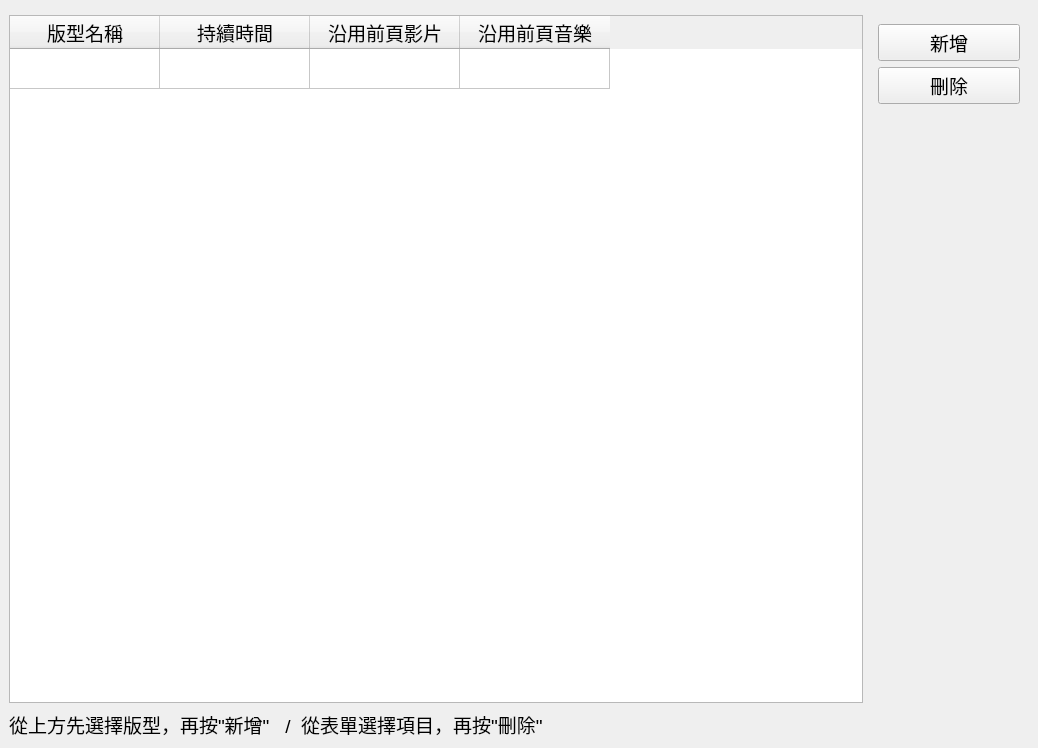
This is src/ActiveManager/LayerSchedule.ui in roger0816/BoardT as Qt 5 draws it before an edit. The edited form follows.
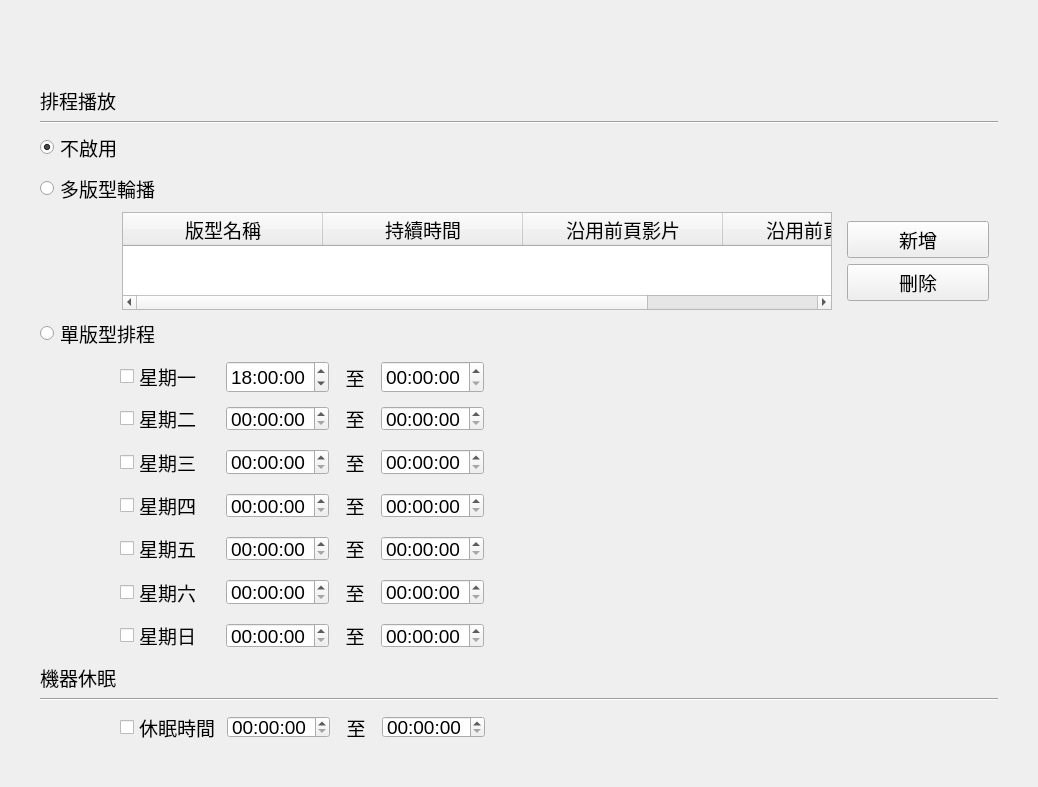
This is the edited form.

```diff
--- a/src/ActiveManager/LayerSchedule.ui
+++ b/src/ActiveManager/LayerSchedule.ui
@@ -27,135 +27,956 @@
     <number>0</number>
    </property>
    <item row="0" column="0">
-    <widget class="QWidget" name="wBg" native="true">
+    <widget class="QStackedWidget" name="wBg">
      <property name="font">
       <font>
        <pointsize>14</pointsize>
       </font>
      </property>
-     <layout class="QGridLayout" name="gridLayout_2">
-      <item row="1" column="0">
-       <widget class="QTableWidget" name="tableWidget">
-        <property name="font">
-         <font>
-          <family>Arial</family>
-          <pointsize>14</pointsize>
-          <weight>50</weight>
-          <italic>false</italic>
-          <bold>false</bold>
-         </font>
-        </property>
-        <property name="styleSheet">
-         <string notr="true">font: 14pt &quot;Arial&quot;;</string>
-        </property>
-        <attribute name="horizontalHeaderVisible">
-         <bool>true</bool>
-        </attribute>
-        <attribute name="horizontalHeaderDefaultSectionSize">
-         <number>150</number>
-        </attribute>
-        <attribute name="verticalHeaderVisible">
-         <bool>false</bool>
-        </attribute>
-        <attribute name="verticalHeaderDefaultSectionSize">
-         <number>40</number>
-        </attribute>
-        <row>
+     <widget class="QWidget" name="wBgPage1" native="true">
+      <layout class="QGridLayout" name="gridLayout_2">
+       <property name="leftMargin">
+        <number>40</number>
+       </property>
+       <property name="topMargin">
+        <number>40</number>
+       </property>
+       <property name="rightMargin">
+        <number>40</number>
+       </property>
+       <property name="bottomMargin">
+        <number>40</number>
+       </property>
+       <item row="10" column="0">
+        <widget class="QLabel" name="label_3">
+         <property name="minimumSize">
+          <size>
+           <width>60</width>
+           <height>0</height>
+          </size>
+         </property>
          <property name="text">
-          <string>新增列</string>
+          <string>機器休眠</string>
          </property>
-        </row>
-        <column>
+        </widget>
+       </item>
+       <item row="5" column="1">
+        <widget class="QTableWidget" name="tableWidget">
+         <property name="font">
+          <font>
+           <pointsize>14</pointsize>
+           <italic>false</italic>
+           <bold>false</bold>
+          </font>
+         </property>
+         <property name="styleSheet">
+          <string notr="true">font: 14pt &quot;Arial&quot;;</string>
+         </property>
+         <attribute name="horizontalHeaderVisible">
+          <bool>true</bool>
+         </attribute>
+         <attribute name="horizontalHeaderDefaultSectionSize">
+          <number>200</number>
+         </attribute>
+         <attribute name="verticalHeaderVisible">
+          <bool>false</bool>
+         </attribute>
+         <attribute name="verticalHeaderDefaultSectionSize">
+          <number>40</number>
+         </attribute>
+         <column>
+          <property name="text">
+           <string>版型名稱</string>
+          </property>
+         </column>
+         <column>
+          <property name="text">
+           <string>持續時間</string>
+          </property>
+         </column>
+         <column>
+          <property name="text">
+           <string>沿用前頁影片</string>
+          </property>
+         </column>
+         <column>
+          <property name="text">
+           <string>沿用前頁音樂</string>
+          </property>
+         </column>
+        </widget>
+       </item>
+       <item row="5" column="2">
+        <widget class="QWidget" name="widget" native="true">
+         <property name="minimumSize">
+          <size>
+           <width>160</width>
+           <height>0</height>
+          </size>
+         </property>
+         <layout class="QVBoxLayout" name="verticalLayout">
+          <item>
+           <widget class="QPushButton" name="btnAdd">
+            <property name="text">
+             <string>新增</string>
+            </property>
+           </widget>
+          </item>
+          <item>
+           <widget class="QPushButton" name="btnDel">
+            <property name="text">
+             <string>刪除</string>
+            </property>
+           </widget>
+          </item>
+          <item>
+           <spacer name="verticalSpacer_2">
+            <property name="orientation">
+             <enum>Qt::Vertical</enum>
+            </property>
+            <property name="sizeHint" stdset="0">
+             <size>
+              <width>20</width>
+              <height>40</height>
+             </size>
+            </property>
+           </spacer>
+          </item>
+          <item>
+           <spacer name="verticalSpacer">
+            <property name="orientation">
+             <enum>Qt::Vertical</enum>
+            </property>
+            <property name="sizeHint" stdset="0">
+             <size>
+              <width>20</width>
+              <height>40</height>
+             </size>
+            </property>
+           </spacer>
+          </item>
+         </layout>
+        </widget>
+       </item>
+       <item row="4" column="0" colspan="2">
+        <widget class="QRadioButton" name="rbMuti">
          <property name="text">
-          <string>版型名稱</string>
+          <string>多版型輪播</string>
          </property>
-        </column>
-        <column>
+        </widget>
+       </item>
+       <item row="7" column="0" colspan="3">
+        <widget class="QWidget" name="wSpaceOne" native="true">
+         <property name="minimumSize">
+          <size>
+           <width>0</width>
+           <height>300</height>
+          </size>
+         </property>
+         <layout class="QVBoxLayout" name="verticalLayout_2">
+          <property name="spacing">
+           <number>0</number>
+          </property>
+          <property name="leftMargin">
+           <number>80</number>
+          </property>
+          <property name="topMargin">
+           <number>0</number>
+          </property>
+          <property name="bottomMargin">
+           <number>0</number>
+          </property>
+          <item>
+           <widget class="QWidget" name="widget_5" native="true">
+            <property name="minimumSize">
+             <size>
+              <width>0</width>
+              <height>40</height>
+             </size>
+            </property>
+            <layout class="QHBoxLayout" name="horizontalLayout_2">
+             <property name="leftMargin">
+              <number>0</number>
+             </property>
+             <property name="topMargin">
+              <number>0</number>
+             </property>
+             <property name="bottomMargin">
+              <number>0</number>
+             </property>
+             <item>
+              <widget class="QCheckBox" name="cbW1">
+               <property name="minimumSize">
+                <size>
+                 <width>100</width>
+                 <height>0</height>
+                </size>
+               </property>
+               <property name="text">
+                <string>星期一</string>
+               </property>
+              </widget>
+             </item>
+             <item>
+              <widget class="QTimeEdit" name="timeS1">
+               <property name="minimumSize">
+                <size>
+                 <width>100</width>
+                 <height>0</height>
+                </size>
+               </property>
+               <property name="displayFormat">
+                <string>hh:mm:ss</string>
+               </property>
+               <property name="time">
+                <time>
+                 <hour>18</hour>
+                 <minute>0</minute>
+                 <second>0</second>
+                </time>
+               </property>
+              </widget>
+             </item>
+             <item>
+              <widget class="QLabel" name="label_5">
+               <property name="sizePolicy">
+                <sizepolicy hsizetype="Fixed" vsizetype="Preferred">
+                 <horstretch>0</horstretch>
+                 <verstretch>0</verstretch>
+                </sizepolicy>
+               </property>
+               <property name="minimumSize">
+                <size>
+                 <width>40</width>
+                 <height>0</height>
+                </size>
+               </property>
+               <property name="text">
+                <string>至</string>
+               </property>
+               <property name="alignment">
+                <set>Qt::AlignCenter</set>
+               </property>
+              </widget>
+             </item>
+             <item>
+              <widget class="QTimeEdit" name="timeE1">
+               <property name="minimumSize">
+                <size>
+                 <width>100</width>
+                 <height>0</height>
+                </size>
+               </property>
+               <property name="displayFormat">
+                <string>hh:mm:ss</string>
+               </property>
+              </widget>
+             </item>
+             <item>
+              <spacer name="horizontalSpacer_2">
+               <property name="orientation">
+                <enum>Qt::Horizontal</enum>
+               </property>
+               <property name="sizeHint" stdset="0">
+                <size>
+                 <width>40</width>
+                 <height>20</height>
+                </size>
+               </property>
+              </spacer>
+             </item>
+            </layout>
+           </widget>
+          </item>
+          <item>
+           <widget class="QWidget" name="widget_6" native="true">
+            <property name="minimumSize">
+             <size>
+              <width>0</width>
+              <height>40</height>
+             </size>
+            </property>
+            <layout class="QHBoxLayout" name="horizontalLayout_3">
+             <property name="leftMargin">
+              <number>0</number>
+             </property>
+             <item>
+              <widget class="QCheckBox" name="cbW2">
+               <property name="minimumSize">
+                <size>
+                 <width>100</width>
+                 <height>0</height>
+                </size>
+               </property>
+               <property name="text">
+                <string>星期二</string>
+               </property>
+              </widget>
+             </item>
+             <item>
+              <widget class="QTimeEdit" name="timeS2">
+               <property name="minimumSize">
+                <size>
+                 <width>100</width>
+                 <height>0</height>
+                </size>
+               </property>
+               <property name="displayFormat">
+                <string>hh:mm:ss</string>
+               </property>
+              </widget>
+             </item>
+             <item>
+              <widget class="QLabel" name="label_6">
+               <property name="sizePolicy">
+                <sizepolicy hsizetype="Fixed" vsizetype="Preferred">
+                 <horstretch>0</horstretch>
+                 <verstretch>0</verstretch>
+                </sizepolicy>
+               </property>
+               <property name="minimumSize">
+                <size>
+                 <width>40</width>
+                 <height>0</height>
+                </size>
+               </property>
+               <property name="text">
+                <string>至</string>
+               </property>
+               <property name="alignment">
+                <set>Qt::AlignCenter</set>
+               </property>
+              </widget>
+             </item>
+             <item>
+              <widget class="QTimeEdit" name="timeE2">
+               <property name="minimumSize">
+                <size>
+                 <width>100</width>
+                 <height>0</height>
+                </size>
+               </property>
+               <property name="currentSection">
+                <enum>QDateTimeEdit::HourSection</enum>
+               </property>
+               <property name="displayFormat">
+                <string>hh:mm:ss</string>
+               </property>
+              </widget>
+             </item>
+             <item>
+              <spacer name="horizontalSpacer_3">
+               <property name="orientation">
+                <enum>Qt::Horizontal</enum>
+               </property>
+               <property name="sizeHint" stdset="0">
+                <size>
+                 <width>40</width>
+                 <height>20</height>
+                </size>
+               </property>
+              </spacer>
+             </item>
+            </layout>
+           </widget>
+          </item>
+          <item>
+           <widget class="QWidget" name="widget_7" native="true">
+            <property name="minimumSize">
+             <size>
+              <width>0</width>
+              <height>40</height>
+             </size>
+            </property>
+            <layout class="QHBoxLayout" name="horizontalLayout_6">
+             <property name="leftMargin">
+              <number>0</number>
+             </property>
+             <item>
+              <widget class="QCheckBox" name="cbW3">
+               <property name="minimumSize">
+                <size>
+                 <width>100</width>
+                 <height>0</height>
+                </size>
+               </property>
+               <property name="text">
+                <string>星期三</string>
+               </property>
+              </widget>
+             </item>
+             <item>
+              <widget class="QTimeEdit" name="timeS3">
+               <property name="minimumSize">
+                <size>
+                 <width>100</width>
+                 <height>0</height>
+                </size>
+               </property>
+               <property name="displayFormat">
+                <string>hh:mm:ss</string>
+               </property>
+              </widget>
+             </item>
+             <item>
+              <widget class="QLabel" name="label_9">
+               <property name="sizePolicy">
+                <sizepolicy hsizetype="Fixed" vsizetype="Preferred">
+                 <horstretch>0</horstretch>
+                 <verstretch>0</verstretch>
+                </sizepolicy>
+               </property>
+               <property name="minimumSize">
+                <size>
+                 <width>40</width>
+                 <height>0</height>
+                </size>
+               </property>
+               <property name="text">
+                <string>至</string>
+               </property>
+               <property name="alignment">
+                <set>Qt::AlignCenter</set>
+               </property>
+              </widget>
+             </item>
+             <item>
+              <widget class="QTimeEdit" name="timeE3">
+               <property name="minimumSize">
+                <size>
+                 <width>100</width>
+                 <height>0</height>
+                </size>
+               </property>
+               <property name="displayFormat">
+                <string>hh:mm:ss</string>
+               </property>
+              </widget>
+             </item>
+             <item>
+              <spacer name="horizontalSpacer_6">
+               <property name="orientation">
+                <enum>Qt::Horizontal</enum>
+               </property>
+               <property name="sizeHint" stdset="0">
+                <size>
+                 <width>40</width>
+                 <height>20</height>
+                </size>
+               </property>
+              </spacer>
+             </item>
+            </layout>
+           </widget>
+          </item>
+          <item>
+           <widget class="QWidget" name="widget_10" native="true">
+            <property name="minimumSize">
+             <size>
+              <width>0</width>
+              <height>40</height>
+             </size>
+            </property>
+            <layout class="QHBoxLayout" name="horizontalLayout_7">
+             <property name="leftMargin">
+              <number>0</number>
+             </property>
+             <item>
+              <widget class="QCheckBox" name="cbW4">
+               <property name="minimumSize">
+                <size>
+                 <width>100</width>
+                 <height>0</height>
+                </size>
+               </property>
+               <property name="text">
+                <string>星期四</string>
+               </property>
+              </widget>
+             </item>
+             <item>
+              <widget class="QTimeEdit" name="timeS4">
+               <property name="minimumSize">
+                <size>
+                 <width>100</width>
+                 <height>0</height>
+                </size>
+               </property>
+               <property name="displayFormat">
+                <string>hh:mm:ss</string>
+               </property>
+              </widget>
+             </item>
+             <item>
+              <widget class="QLabel" name="label_10">
+               <property name="sizePolicy">
+                <sizepolicy hsizetype="Fixed" vsizetype="Preferred">
+                 <horstretch>0</horstretch>
+                 <verstretch>0</verstretch>
+                </sizepolicy>
+               </property>
+               <property name="minimumSize">
+                <size>
+                 <width>40</width>
+                 <height>0</height>
+                </size>
+               </property>
+               <property name="text">
+                <string>至</string>
+               </property>
+               <property name="alignment">
+                <set>Qt::AlignCenter</set>
+               </property>
+              </widget>
+             </item>
+             <item>
+              <widget class="QTimeEdit" name="timeE4">
+               <property name="minimumSize">
+                <size>
+                 <width>100</width>
+                 <height>0</height>
+                </size>
+               </property>
+               <property name="displayFormat">
+                <string>hh:mm:ss</string>
+               </property>
+              </widget>
+             </item>
+             <item>
+              <spacer name="horizontalSpacer_7">
+               <property name="orientation">
+                <enum>Qt::Horizontal</enum>
+               </property>
+               <property name="sizeHint" stdset="0">
+                <size>
+                 <width>40</width>
+                 <height>20</height>
+                </size>
+               </property>
+              </spacer>
+             </item>
+            </layout>
+           </widget>
+          </item>
+          <item>
+           <widget class="QWidget" name="widget_11" native="true">
+            <property name="minimumSize">
+             <size>
+              <width>0</width>
+              <height>40</height>
+             </size>
+            </property>
+            <layout class="QHBoxLayout" name="horizontalLayout_8">
+             <property name="leftMargin">
+              <number>0</number>
+             </property>
+             <item>
+              <widget class="QCheckBox" name="cbW5">
+               <property name="minimumSize">
+                <size>
+                 <width>100</width>
+                 <height>0</height>
+                </size>
+               </property>
+               <property name="text">
+                <string>星期五</string>
+               </property>
+              </widget>
+             </item>
+             <item>
+              <widget class="QTimeEdit" name="timeS5">
+               <property name="minimumSize">
+                <size>
+                 <width>100</width>
+                 <height>0</height>
+                </size>
+               </property>
+               <property name="displayFormat">
+                <string>hh:mm:ss</string>
+               </property>
+              </widget>
+             </item>
+             <item>
+              <widget class="QLabel" name="label_11">
+               <property name="sizePolicy">
+                <sizepolicy hsizetype="Fixed" vsizetype="Preferred">
+                 <horstretch>0</horstretch>
+                 <verstretch>0</verstretch>
+                </sizepolicy>
+               </property>
+               <property name="minimumSize">
+                <size>
+                 <width>40</width>
+                 <height>0</height>
+                </size>
+               </property>
+               <property name="text">
+                <string>至</string>
+               </property>
+               <property name="alignment">
+                <set>Qt::AlignCenter</set>
+               </property>
+              </widget>
+             </item>
+             <item>
+              <widget class="QTimeEdit" name="timeE5">
+               <property name="minimumSize">
+                <size>
+                 <width>100</width>
+                 <height>0</height>
+                </size>
+               </property>
+               <property name="displayFormat">
+                <string>hh:mm:ss</string>
+               </property>
+              </widget>
+             </item>
+             <item>
+              <spacer name="horizontalSpacer_8">
+               <property name="orientation">
+                <enum>Qt::Horizontal</enum>
+               </property>
+               <property name="sizeHint" stdset="0">
+                <size>
+                 <width>40</width>
+                 <height>20</height>
+                </size>
+               </property>
+              </spacer>
+             </item>
+            </layout>
+           </widget>
+          </item>
+          <item>
+           <widget class="QWidget" name="widget_12" native="true">
+            <property name="minimumSize">
+             <size>
+              <width>0</width>
+              <height>40</height>
+             </size>
+            </property>
+            <layout class="QHBoxLayout" name="horizontalLayout_9">
+             <property name="leftMargin">
+              <number>0</number>
+             </property>
+             <item>
+              <widget class="QCheckBox" name="cbW6">
+               <property name="minimumSize">
+                <size>
+                 <width>100</width>
+                 <height>0</height>
+                </size>
+               </property>
+               <property name="text">
+                <string>星期六</string>
+               </property>
+              </widget>
+             </item>
+             <item>
+              <widget class="QTimeEdit" name="timeS6">
+               <property name="minimumSize">
+                <size>
+                 <width>100</width>
+                 <height>0</height>
+                </size>
+               </property>
+               <property name="displayFormat">
+                <string>hh:mm:ss</string>
+               </property>
+              </widget>
+             </item>
+             <item>
+              <widget class="QLabel" name="label_12">
+               <property name="sizePolicy">
+                <sizepolicy hsizetype="Fixed" vsizetype="Preferred">
+                 <horstretch>0</horstretch>
+                 <verstretch>0</verstretch>
+                </sizepolicy>
+               </property>
+               <property name="minimumSize">
+                <size>
+                 <width>40</width>
+                 <height>0</height>
+                </size>
+               </property>
+               <property name="text">
+                <string>至</string>
+               </property>
+               <property name="alignment">
+                <set>Qt::AlignCenter</set>
+               </property>
+              </widget>
+             </item>
+             <item>
+              <widget class="QTimeEdit" name="timeE6">
+               <property name="minimumSize">
+                <size>
+                 <width>100</width>
+                 <height>0</height>
+                </size>
+               </property>
+               <property name="displayFormat">
+                <string>hh:mm:ss</string>
+               </property>
+              </widget>
+             </item>
+             <item>
+              <spacer name="horizontalSpacer_9">
+               <property name="orientation">
+                <enum>Qt::Horizontal</enum>
+               </property>
+               <property name="sizeHint" stdset="0">
+                <size>
+                 <width>40</width>
+                 <height>20</height>
+                </size>
+               </property>
+              </spacer>
+             </item>
+            </layout>
+           </widget>
+          </item>
+          <item>
+           <widget class="QWidget" name="widget_13" native="true">
+            <property name="minimumSize">
+             <size>
+              <width>0</width>
+              <height>40</height>
+             </size>
+            </property>
+            <layout class="QHBoxLayout" name="horizontalLayout_10">
+             <property name="leftMargin">
+              <number>0</number>
+             </property>
+             <item>
+              <widget class="QCheckBox" name="cbW7">
+               <property name="minimumSize">
+                <size>
+                 <width>100</width>
+                 <height>0</height>
+                </size>
+               </property>
+               <property name="text">
+                <string>星期日</string>
+               </property>
+              </widget>
+             </item>
+             <item>
+              <widget class="QTimeEdit" name="timeS7">
+               <property name="minimumSize">
+                <size>
+                 <width>100</width>
+                 <height>0</height>
+                </size>
+               </property>
+               <property name="displayFormat">
+                <string>hh:mm:ss</string>
+               </property>
+              </widget>
+             </item>
+             <item>
+              <widget class="QLabel" name="label_13">
+               <property name="sizePolicy">
+                <sizepolicy hsizetype="Fixed" vsizetype="Preferred">
+                 <horstretch>0</horstretch>
+                 <verstretch>0</verstretch>
+                </sizepolicy>
+               </property>
+               <property name="minimumSize">
+                <size>
+                 <width>40</width>
+                 <height>0</height>
+                </size>
+               </property>
+               <property name="text">
+                <string>至</string>
+               </property>
+               <property name="alignment">
+                <set>Qt::AlignCenter</set>
+               </property>
+              </widget>
+             </item>
+             <item>
+              <widget class="QTimeEdit" name="timeE7">
+               <property name="minimumSize">
+                <size>
+                 <width>100</width>
+                 <height>0</height>
+                </size>
+               </property>
+               <property name="displayFormat">
+                <string>hh:mm:ss</string>
+               </property>
+              </widget>
+             </item>
+             <item>
+              <spacer name="horizontalSpacer_10">
+               <property name="orientation">
+                <enum>Qt::Horizontal</enum>
+               </property>
+               <property name="sizeHint" stdset="0">
+                <size>
+                 <width>40</width>
+                 <height>20</height>
+                </size>
+               </property>
+              </spacer>
+             </item>
+            </layout>
+           </widget>
+          </item>
+         </layout>
+        </widget>
+       </item>
+       <item row="11" column="0" colspan="3">
+        <widget class="Line" name="line_2">
+         <property name="orientation">
+          <enum>Qt::Horizontal</enum>
+         </property>
+        </widget>
+       </item>
+       <item row="2" column="0" colspan="3">
+        <widget class="Line" name="line">
+         <property name="orientation">
+          <enum>Qt::Horizontal</enum>
+         </property>
+        </widget>
+       </item>
+       <item row="12" column="0" colspan="3">
+        <widget class="QWidget" name="widget_4" native="true">
+         <property name="minimumSize">
+          <size>
+           <width>0</width>
+           <height>40</height>
+          </size>
+         </property>
+         <layout class="QHBoxLayout" name="horizontalLayout">
+          <property name="leftMargin">
+           <number>80</number>
+          </property>
+          <item>
+           <widget class="QCheckBox" name="cbSleep">
+            <property name="minimumSize">
+             <size>
+              <width>100</width>
+              <height>0</height>
+             </size>
+            </property>
+            <property name="text">
+             <string>休眠時間</string>
+            </property>
+           </widget>
+          </item>
+          <item>
+           <widget class="QTimeEdit" name="timeSleepS">
+            <property name="minimumSize">
+             <size>
+              <width>100</width>
+              <height>0</height>
+             </size>
+            </property>
+            <property name="displayFormat">
+             <string>hh:mm:ss</string>
+            </property>
+           </widget>
+          </item>
+          <item>
+           <widget class="QLabel" name="label_4">
+            <property name="sizePolicy">
+             <sizepolicy hsizetype="Fixed" vsizetype="Preferred">
+              <horstretch>0</horstretch>
+              <verstretch>0</verstretch>
+             </sizepolicy>
+            </property>
+            <property name="minimumSize">
+             <size>
+              <width>40</width>
+              <height>0</height>
+             </size>
+            </property>
+            <property name="text">
+             <string>至</string>
+            </property>
+            <property name="alignment">
+             <set>Qt::AlignCenter</set>
+            </property>
+           </widget>
+          </item>
+          <item>
+           <widget class="QTimeEdit" name="timeSleepE">
+            <property name="minimumSize">
+             <size>
+              <width>100</width>
+              <height>0</height>
+             </size>
+            </property>
+            <property name="displayFormat">
+             <string>hh:mm:ss</string>
+            </property>
+           </widget>
+          </item>
+          <item>
+           <spacer name="horizontalSpacer">
+            <property name="orientation">
+             <enum>Qt::Horizontal</enum>
+            </property>
+            <property name="sizeHint" stdset="0">
+             <size>
+              <width>40</width>
+              <height>20</height>
+             </size>
+            </property>
+           </spacer>
+          </item>
+         </layout>
+        </widget>
+       </item>
+       <item row="6" column="0" colspan="2">
+        <widget class="QRadioButton" name="rbOne">
          <property name="text">
-          <string>持續時間</string>
+          <string>單版型排程</string>
          </property>
-        </column>
-        <column>
+        </widget>
+       </item>
+       <item row="3" column="0" colspan="2">
+        <widget class="QRadioButton" name="rbNone">
          <property name="text">
-          <string>沿用前頁影片</string>
+          <string>不啟用</string>
          </property>
-        </column>
-        <column>
+         <property name="checked">
+          <bool>true</bool>
+         </property>
+        </widget>
+       </item>
+       <item row="1" column="0" colspan="2">
+        <widget class="QLabel" name="label_2">
          <property name="text">
-          <string>沿用前頁音樂</string>
+          <string>排程播放</string>
          </property>
-        </column>
-       </widget>
-      </item>
-      <item row="2" column="0">
-       <widget class="QLabel" name="label">
-        <property name="minimumSize">
-         <size>
-          <width>0</width>
-          <height>30</height>
-         </size>
-        </property>
-        <property name="text">
-         <string>從上方先選擇版型，再按&quot;新增&quot;   /  從表單選擇項目，再按&quot;刪除&quot;</string>
-        </property>
-       </widget>
-      </item>
-      <item row="1" column="1">
-       <widget class="QWidget" name="widget" native="true">
-        <property name="minimumSize">
-         <size>
-          <width>160</width>
-          <height>0</height>
-         </size>
-        </property>
-        <layout class="QVBoxLayout" name="verticalLayout">
-         <item>
-          <widget class="QPushButton" name="btnAdd">
-           <property name="text">
-            <string>新增</string>
-           </property>
-          </widget>
-         </item>
-         <item>
-          <widget class="QPushButton" name="btnDel">
-           <property name="text">
-            <string>刪除</string>
-           </property>
-          </widget>
-         </item>
-         <item>
-          <spacer name="verticalSpacer_2">
-           <property name="orientation">
-            <enum>Qt::Vertical</enum>
-           </property>
-           <property name="sizeHint" stdset="0">
-            <size>
-             <width>20</width>
-             <height>40</height>
-            </size>
-           </property>
-          </spacer>
-         </item>
-         <item>
-          <spacer name="verticalSpacer">
-           <property name="orientation">
-            <enum>Qt::Vertical</enum>
-           </property>
-           <property name="sizeHint" stdset="0">
-            <size>
-             <width>20</width>
-             <height>40</height>
-            </size>
-           </property>
-          </spacer>
-         </item>
-        </layout>
-       </widget>
-      </item>
-      <item row="0" column="0">
-       <widget class="QWidget" name="widget_2" native="true"/>
-      </item>
-     </layout>
+        </widget>
+       </item>
+       <item row="0" column="0" colspan="3">
+        <widget class="QWidget" name="widget_3" native="true">
+         <property name="minimumSize">
+          <size>
+           <width>0</width>
+           <height>40</height>
+          </size>
+         </property>
+        </widget>
+       </item>
+       <item row="5" column="0">
+        <widget class="QWidget" name="widget_2" native="true">
+         <property name="minimumSize">
+          <size>
+           <width>40</width>
+           <height>0</height>
+          </size>
+         </property>
+        </widget>
+       </item>
+      </layout>
+     </widget>
     </widget>
    </item>
   </layout>
```
